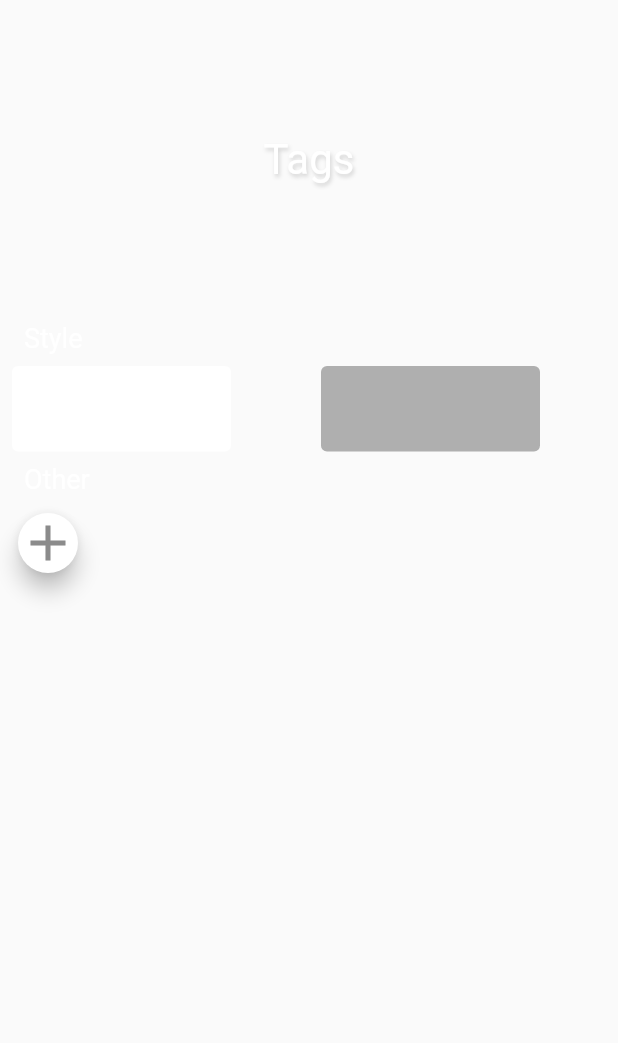
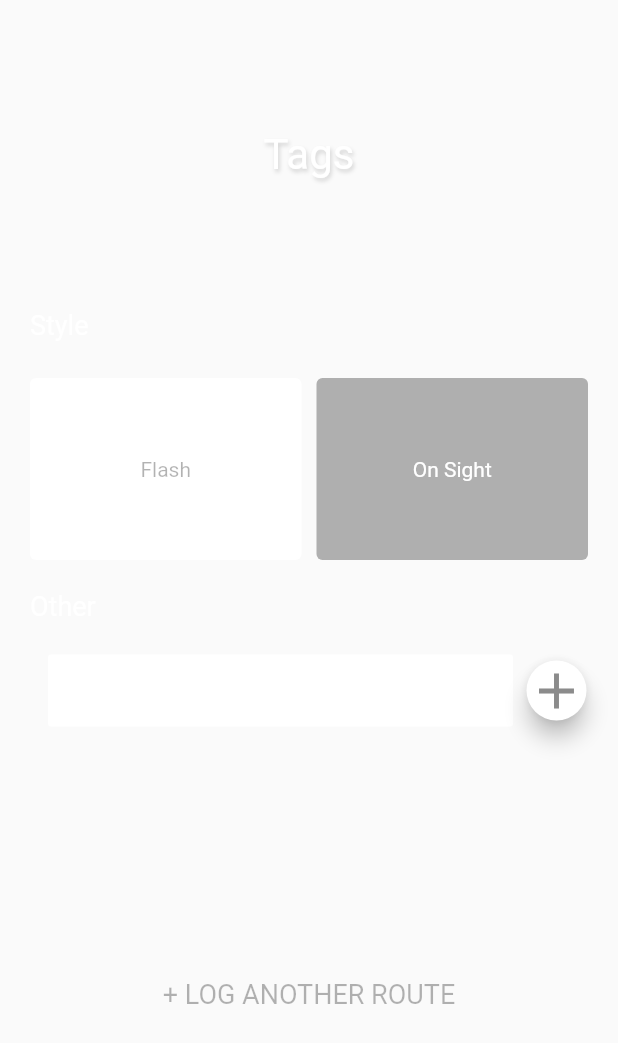
Before and after one commit to sajjad-hk/climbing-log-flutter, a Flutter app: the Tags widget shown alone on an empty page, opened directly, on a phone screen of 412 x 824 dp. Shown: the top 1043 px of the screen. Run offline on Flutter 3.47's test engine with Material 2 defaults, Android fonts, the phone set to English and light mode, and no system bars.

Commit message:
Tags update

```diff
--- a/lib/tags.dart
+++ b/lib/tags.dart
@@ -9,14 +9,29 @@ class Tags extends StatefulWidget {
 }
 
 class _TagsState extends State<Tags> {
-  String style1 = 'Flash';
-  String style2 = 'On Sight';
+  String style1;
+  String style2;
+  static TextEditingController tagTextController;
+  static List<Widget> tags;
+
+
+  @override
+  void initState() {
+    style1 = 'Flash';
+    style2 = 'On Sight';
+    tagTextController = TextEditingController();
+    tags = [];
+  }
 
   _buildTagsModal() {
     return Column(
+      mainAxisAlignment: MainAxisAlignment.center,
       children: <Widget>[
-        Padding(
-          padding: const EdgeInsets.only(top: 90.0, bottom: 92.0),
+        Visibility(
+          visible: MediaQuery.of(context).viewInsets.bottom == 0.0,
+          child: Expanded(
+            flex: 1,
+            child: Center(
               child: Text(
                 'Tags',
                 style: TextStyle(
@@ -32,28 +47,41 @@ class _TagsState extends State<Tags> {
                 ),
               ),
             ),
-        Column(
-          mainAxisAlignment: MainAxisAlignment.end,
+          ),
+        ),
+        Expanded(
+          flex: 3,
+          child: Column(
             children: <Widget>[
-            Padding(
-              padding: const EdgeInsets.only(left: 16.0),
+              Visibility(
+                visible: MediaQuery.of(context).viewInsets.bottom == 0.0,
                 child: Row(
                   children: <Widget>[
-                  Text(
+                    Container(
+                      padding: const EdgeInsets.only(left: 20.0, bottom: 5.0),
+                      child: Text(
                         'Style',
                         style: TextStyle(
                           fontSize: 18,
                           color: Colors.white,
                         ),
                       ),
+                    ),
                   ],
                 ),
               ),
-            Row(
+              Visibility(
+                visible: MediaQuery.of(context).viewInsets.bottom == 0.0,
+                child: Expanded(
+                  flex: 1,
+                  child: Container(
+                    padding: EdgeInsets.all(15.0),
+                    child: Row(
+                      mainAxisAlignment: MainAxisAlignment.spaceEvenly,
                       children: <Widget>[
                         Expanded(
-                  child: Padding(
-                    padding: const EdgeInsets.all(8.0),
+                          child: Container(
+                            padding: EdgeInsets.all(5),
                             child: CustomRadio(
                               value: 'On Sight',
                               groupValue: style1,
@@ -63,22 +91,36 @@ class _TagsState extends State<Tags> {
                                 });
                               },
                               checked: Container(
-                        height: 57.0,
-                        width: 146.0,
                                 decoration: BoxDecoration(
                                   color: Color(0x4d000000),
                                   borderRadius: BorderRadius.all(
                                     Radius.circular(4),
                                   ),
                                 ),
+                                child: Center(
+                                  child: Text(
+                                    'Flash',
+                                    style: TextStyle(
+                                      color: Colors.white,
+                                      fontSize: 14,
+                                    ),
+                                  ),
+                                ),
                               ),
                               notChecked: Container(
-                        height: 57.0,
-                        width: 146.0,
                                 decoration: BoxDecoration(
                                   color: Colors.white,
                                   borderRadius: BorderRadius.all(
                                     Radius.circular(4),
+                                  ),
+                                ),
+                                child: Center(
+                                  child: Text(
+                                    'Flash',
+                                    style: TextStyle(
+                                      color: Color(0x4d000000),
+                                      fontSize: 14,
+                                    ),
                                   ),
                                 ),
                               ),
@@ -86,8 +128,8 @@ class _TagsState extends State<Tags> {
                           ),
                         ),
                         Expanded(
-                  child: Padding(
-                    padding: const EdgeInsets.all(8.0),
+                          child: Container(
+                            padding: EdgeInsets.all(5),
                             child: CustomRadio(
                               value: 'On Sight',
                               groupValue: style2,
@@ -97,57 +139,122 @@ class _TagsState extends State<Tags> {
                                 });
                               },
                               checked: Container(
-                        height: 57.0,
-                        width: 146.0,
                                 decoration: BoxDecoration(
                                   color: Color(0x4d000000),
                                   borderRadius: BorderRadius.all(
                                     Radius.circular(4),
                                   ),
                                 ),
+                                child: Center(
+                                  child: Text(
+                                    'On Sight',
+                                    style: TextStyle(
+                                      color: Colors.white,
+                                      fontSize: 14,
+                                    ),
+                                  ),
+                                ),
                               ),
                               notChecked: Container(
-                        height: 57.0,
-                        width: 146.0,
                                 decoration: BoxDecoration(
                                   color: Colors.white,
                                   borderRadius: BorderRadius.all(
                                     Radius.circular(4),
                                   ),
                                 ),
+                                child: Center(
+                                  child: Text(
+                                    'On Sight',
+                                    style: TextStyle(
+                                      color: Color(0x4d000000),
+                                      fontSize: 14,
                                     ),
                                   ),
                                 ),
-                )
+                              ),
+                            ),
+                          ),
+                        ),
                       ],
                     ),
-            Padding(
-              padding: const EdgeInsets.only(left: 16.0),
-              child: Row(
+                  ),
+                ),
+              ),
+              Row(
                 children: <Widget>[
-                  Text(
+                  Container(
+                    padding: const EdgeInsets.only(left: 20.0, bottom: 5.0),
+                    child: Text(
                       'Other',
                       style: TextStyle(
                         fontSize: 18,
                         color: Colors.white,
                       ),
                     ),
+                  ),
                 ],
               ),
+              Wrap(
+                alignment: WrapAlignment.spaceEvenly,
+                spacing: 10,
+                children: tags,
               ),
-            Row(
+              Container(
+                padding: const EdgeInsets.all(12.0),
+                child: Row(
                   children: <Widget>[
-                Wrap(
-                  alignment: WrapAlignment.start,
-                  children: <Widget>[
-                    // TextField(
-
-                    // ),
-                    Padding(
-                      padding: const EdgeInsets.all(8.0),
+                    Expanded(
+                      child: Container(
+                        margin: const EdgeInsets.only(left: 20),
+                        decoration: BoxDecoration(
+                          color: Colors.white,
+                          borderRadius: BorderRadius.all(
+                            Radius.circular(2),
+                          ),
+                        ),
+                        child: Container(
+                          child: TextField(
+                            textCapitalization: TextCapitalization.words,
+                            textAlign: TextAlign.center,
+                            controller: tagTextController,
+                            decoration: InputDecoration(
+                              border: InputBorder.none,
+                            ),
+                            style: TextStyle(fontSize: 18),
+                          ),
+                        ),
+                      ),
+                    ),
+                    Container(
+                      padding: EdgeInsets.all(5.0),
                       child: FloatingActionButton(
                         mini: true,
-                        onPressed: () {},
+                        onPressed: () {
+                          if (tagTextController.text != null &&
+                              tagTextController.text != '') {
+                            setState(() {
+                              tags.add(
+                                Container(
+                                  padding: EdgeInsets.all(10),
+                                  decoration: BoxDecoration(
+                                    color: Colors.white,
+                                    borderRadius: BorderRadius.all(
+                                      Radius.circular(4),
+                                    ),
+                                  ),
+                                  child: Text(
+                                    tagTextController.text,
+                                    style: TextStyle(
+                                      color: Color(0x4d000000),
+                                      fontSize: 14,
+                                    ),
+                                  ),
+                                ),
+                              );
+                            });
+                          }
+                          tagTextController.text = '';
+                        },
                         backgroundColor: Colors.white,
                         child: Icon(
                           Icons.add,
@@ -158,9 +265,26 @@ class _TagsState extends State<Tags> {
                     )
                   ],
                 ),
+              ),
+              Expanded(
+                flex: 2,
+                child: InkWell(
+                  onTap: () {
+                    // Save the route
+                    // Go back to first tab
+                  },
+                  child: Container(
+                    child: Center(
+                      child: Text(
+                        '+ LOG ANOTHER ROUTE',
+                        style: TextStyle(color: Color(0xff4c000000), fontSize: 18),
+                      ),
+                    ),
+                  ),
+                )
+              ),
             ],
-            )
-          ],
+          ),
         ),
       ],
     );
```
Lines whose indentation alone changed are shown as unchanged.
